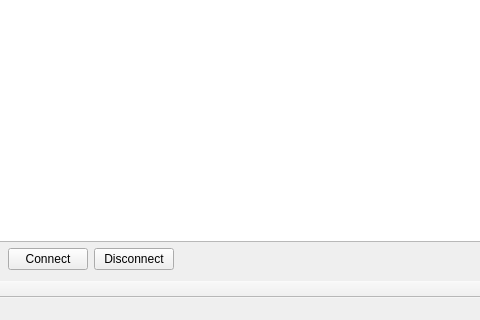
First picture: the form in mainwindow.ui, repository haschke-felix/QSerialMonitor, before the edit; both pictures show x 141 to 621 and y 174 to 494 of the 803 by 494 pixel window.
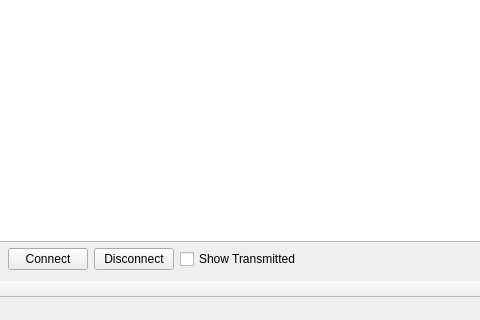
Second picture: the form after the edit. Icons and pictures are not drawn.

Commit message: show transmitted functionality

The edit to the form file:
```diff
--- a/mainwindow.ui
+++ b/mainwindow.ui
@@ -124,6 +124,13 @@
         </property>
        </widget>
       </item>
+      <item>
+       <widget class="QCheckBox" name="checkBox_show_tranmitted">
+        <property name="text">
+         <string>Show Transmitted</string>
+        </property>
+       </widget>
+      </item>
       <item>
        <spacer name="horizontalSpacer">
         <property name="orientation">
```
The commit also changes 12 other files.
